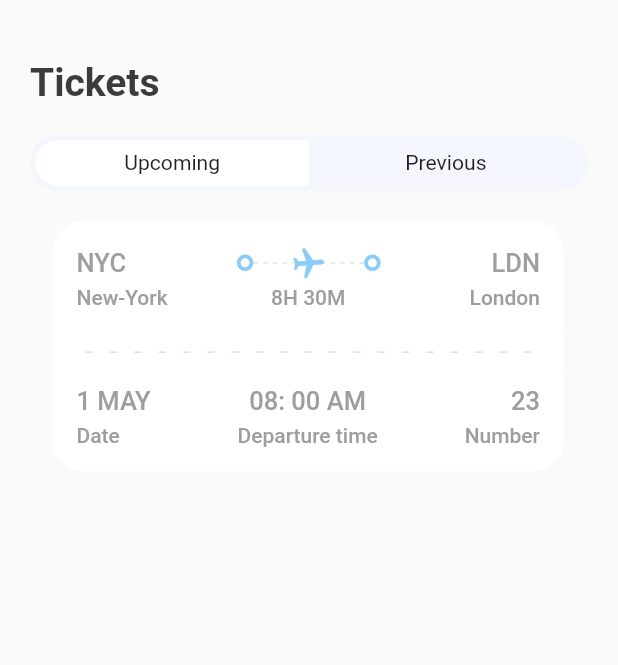
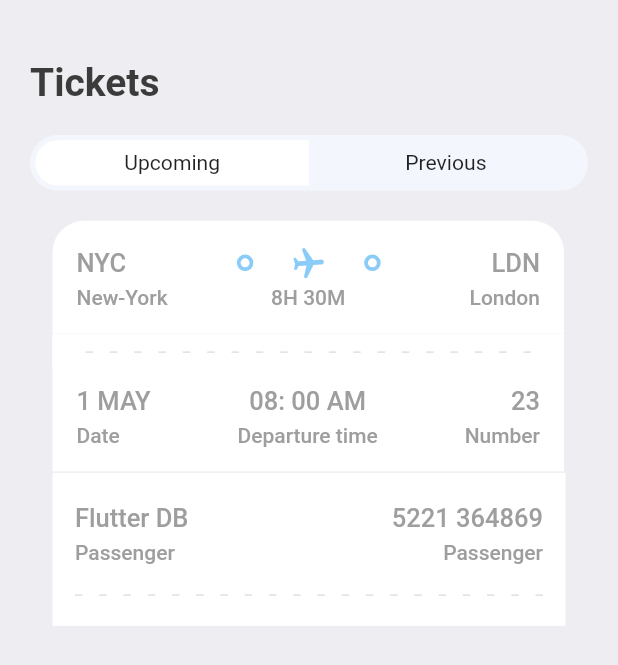
Before and after one commit to thutasann/booking-ticket, a Flutter app: the TicketScreen screen opened directly, on a phone screen of 412 x 824 dp. Shown: the top 665 px of the screen. Run offline on Flutter 3.47's test engine with Material 2 defaults, Android fonts, the light colour scheme and no system bars; our stand-ins replace fluentui_icons, gap, get.

Commit message:
Chore: Refactor Ticket View

```diff
--- a/lib/screens/ticket_screen.dart
+++ b/lib/screens/ticket_screen.dart
@@ -2,6 +2,8 @@ import 'package:book_ticket/utils/app_info_list.dart';
 import 'package:book_ticket/utils/app_layout.dart';
 import 'package:book_ticket/utils/app_styles.dart';
 import 'package:book_ticket/views/ticket_view.dart';
+import 'package:book_ticket/widgets/column_layout.dart';
+import 'package:book_ticket/widgets/layout_builder_widget.dart';
 import 'package:book_ticket/widgets/ticket_tabs.dart';
 import 'package:flutter/cupertino.dart';
 import 'package:flutter/material.dart';
@@ -16,6 +18,7 @@ class TicketScreen extends StatelessWidget {
 
     return SafeArea(
       child: Scaffold(
+        backgroundColor: Styles.bgColor,
         body: Stack(
           children: [
             ListView(
@@ -23,6 +26,7 @@ class TicketScreen extends StatelessWidget {
                 horizontal: AppLayout.getHeight(20),
               ),
               children: [
+                // HEADING SECTION
                 Gap(AppLayout.getHeight(40)),
                 Text(
                   "Tickets",
@@ -32,7 +36,7 @@ class TicketScreen extends StatelessWidget {
                 const TicketTabs(firstTab: "Upcoming", secondTab: "Previous"),
                 Gap(AppLayout.getHeight(20)),
 
-                // TICKET UI
+                // TICKET UI SECTION
                 Container(
                   padding: EdgeInsets.only(
                     left: AppLayout.getHeight(15),
@@ -40,6 +44,47 @@ class TicketScreen extends StatelessWidget {
                   child: TicketView(
                     ticket: ticketList[0],
                     isColor: true,
+                  ),
+                ),
+
+                const SizedBox(
+                  height: 1,
+                ),
+
+                // TICKET INFO SECTION
+                Container(
+                  color: Colors.white,
+                  padding: const EdgeInsets.symmetric(
+                    horizontal: 15,
+                    vertical: 20,
+                  ),
+                  margin: const EdgeInsets.symmetric(horizontal: 15),
+                  child: Column(
+                    children: [
+                      Row(
+                        mainAxisAlignment: MainAxisAlignment.spaceBetween,
+                        children: const [
+                          ColumnLayout(
+                            firstText: "Flutter DB",
+                            secondText: "Passenger",
+                            alignment: CrossAxisAlignment.start,
+                            isColor: false,
+                          ),
+                          ColumnLayout(
+                            firstText: "5221 364869",
+                            secondText: "Passenger",
+                            alignment: CrossAxisAlignment.end,
+                            isColor: false,
+                          )
+                        ],
+                      ),
+                      Gap(AppLayout.getHeight(20)),
+                      const LayoutBuilderWidget(
+                        sections: 15,
+                        isColor: false,
+                        width: 5,
+                      ),
+                    ],
                   ),
                 )
               ],
--- a/lib/views/ticket_view.dart
+++ b/lib/views/ticket_view.dart
@@ -1,9 +1,12 @@
 import 'package:book_ticket/utils/app_layout.dart';
 import 'package:book_ticket/utils/app_styles.dart';
+import 'package:book_ticket/widgets/column_layout.dart';
+import 'package:book_ticket/widgets/layout_builder_widget.dart';
 import 'package:book_ticket/widgets/thick_container.dart';
 import 'package:flutter/cupertino.dart';
 import 'package:flutter/material.dart';
 import 'package:gap/gap.dart';
+import 'package:get/get.dart';
 
 class TicketView extends StatelessWidget {
   final Map<String, dynamic> ticket;
@@ -19,7 +22,7 @@ class TicketView extends StatelessWidget {
     final size = AppLayout.getSize(context);
     return SizedBox(
       width: size.width * 0.85,
-      height: AppLayout.getHeight(200),
+      height: AppLayout.getHeight(GetPlatform.isAndroid == true ? 167 : 169),
       child: Container(
         margin: EdgeInsets.only(right: AppLayout.getHeight(16)),
         child: Column(
@@ -56,31 +59,7 @@ class TicketView extends StatelessWidget {
                         child: Stack(children: [
                           SizedBox(
                             height: AppLayout.getHeight(24),
-                            child: LayoutBuilder(
-                              builder: (BuildContext context,
-                                  BoxConstraints constraints) {
-                                return Flex(
-                                  direction: Axis.horizontal,
-                                  mainAxisAlignment:
-                                      MainAxisAlignment.spaceBetween,
-                                  mainAxisSize: MainAxisSize.max,
-                                  children: List.generate(
-                                    (constraints.constrainWidth() / 6).floor(),
-                                    (index) => SizedBox(
-                                      width: 3,
-                                      height: 1,
-                                      child: DecoratedBox(
-                                        decoration: BoxDecoration(
-                                          color: isColor == null
-                                              ? Colors.white
-                                              : Colors.grey.shade300,
-                                        ),
-                                      ),
-                                    ),
-                                  ),
-                                );
-                              },
-                            ),
+                            child: const LayoutBuilderWidget(sections: 6),
                           ),
                           Center(
                             child: Transform.rotate(
@@ -225,9 +204,9 @@ class TicketView extends StatelessWidget {
             Container(
               decoration: BoxDecoration(
                 color: isColor == null ? Styles.orangeColor : Colors.white,
-                borderRadius: const BorderRadius.only(
-                  bottomLeft: Radius.circular(21),
-                  bottomRight: Radius.circular(21),
+                borderRadius: BorderRadius.only(
+                  bottomLeft: Radius.circular(isColor == null ? 21 : 0),
+                  bottomRight: Radius.circular(isColor == null ? 21 : 0),
                 ),
               ),
               padding: const EdgeInsets.only(
@@ -241,71 +220,24 @@ class TicketView extends StatelessWidget {
                   Row(
                     mainAxisAlignment: MainAxisAlignment.spaceBetween,
                     children: [
-                      Column(
-                        crossAxisAlignment: CrossAxisAlignment.start,
-                        children: [
-                          Text(
-                            ticket['date'],
-                            style: isColor == null
-                                ? Styles.headLineStyle3.copyWith(
-                                    color: Colors.white,
-                                  )
-                                : Styles.headLineStyle3,
-                          ),
-                          const Gap(5),
-                          Text(
-                            "Date",
-                            style: isColor == null
-                                ? Styles.headLineStyle4.copyWith(
-                                    color: Colors.white,
-                                  )
-                                : Styles.headLineStyle4,
-                          )
-                        ],
+                      ColumnLayout(
+                        firstText: ticket['date'],
+                        secondText: "Date",
+                        alignment: CrossAxisAlignment.start,
+                        isColor: false,
                       ),
-                      Column(
-                        children: [
-                          Text(
-                            ticket['departure_time'],
-                            style: isColor == null
-                                ? Styles.headLineStyle3.copyWith(
-                                    color: Colors.white,
-                                  )
-                                : Styles.headLineStyle3,
-                          ),
-                          const Gap(5),
-                          Text(
-                            "Departure time",
-                            style: isColor == null
-                                ? Styles.headLineStyle4.copyWith(
-                                    color: Colors.white,
-                                  )
-                                : Styles.headLineStyle4,
-                          ),
-                        ],
+                      ColumnLayout(
+                        firstText: ticket['departure_time'],
+                        secondText: "Departure time",
+                        alignment: CrossAxisAlignment.center,
+                        isColor: false,
                       ),
-                      Column(
-                        crossAxisAlignment: CrossAxisAlignment.end,
-                        children: [
-                          Text(
-                            ticket['number'].toString(),
-                            style: isColor == null
-                                ? Styles.headLineStyle3.copyWith(
-                                    color: Colors.white,
-                                  )
-                                : Styles.headLineStyle3,
-                          ),
-                          const Gap(5),
-                          Text(
-                            "Number",
-                            style: isColor == null
-                                ? Styles.headLineStyle4.copyWith(
-                                    color: Colors.white,
-                                  )
-                                : Styles.headLineStyle4,
-                          )
-                        ],
-                      )
+                      ColumnLayout(
+                        firstText: ticket['number'].toString(),
+                        secondText: "Number",
+                        alignment: CrossAxisAlignment.end,
+                        isColor: false,
+                      ),
                     ],
                   ),
                 ],
--- /dev/null
+++ b/lib/widgets/column_layout.dart
@@ -0,0 +1,42 @@
+import 'package:book_ticket/utils/app_layout.dart';
+import 'package:book_ticket/utils/app_styles.dart';
+import 'package:flutter/cupertino.dart';
+import 'package:flutter/material.dart';
+import 'package:gap/gap.dart';
+
+class ColumnLayout extends StatelessWidget {
+  final CrossAxisAlignment alignment;
+  final String firstText;
+  final String secondText;
+  final bool? isColor;
+
+  const ColumnLayout({
+    Key? key,
+    required this.firstText,
+    required this.secondText,
+    required this.alignment,
+    this.isColor,
+  }) : super(key: key);
+
+  @override
+  Widget build(BuildContext context) {
+    return Column(
+      crossAxisAlignment: alignment,
+      children: [
+        Text(
+          firstText,
+          style: isColor == null
+              ? Styles.headLineStyle3.copyWith(color: Colors.white)
+              : Styles.headLineStyle3,
+        ),
+        Gap(AppLayout.getHeight(5)),
+        Text(
+          secondText,
+          style: isColor == null
+              ? Styles.headLineStyle4.copyWith(color: Colors.white)
+              : Styles.headLineStyle4,
+        )
+      ],
+    );
+  }
+}
--- /dev/null
+++ b/lib/widgets/layout_builder_widget.dart
@@ -0,0 +1,39 @@
+import 'package:flutter/cupertino.dart';
+import 'package:flutter/material.dart';
+
+class LayoutBuilderWidget extends StatelessWidget {
+  final bool? isColor;
+  final int sections;
+  final double width;
+  const LayoutBuilderWidget({
+    Key? key,
+    this.isColor,
+    required this.sections,
+    this.width = 3,
+  }) : super(key: key);
+
+  @override
+  Widget build(BuildContext context) {
+    return LayoutBuilder(
+      builder: (BuildContext context, BoxConstraints constraints) {
+        return Flex(
+          direction: Axis.horizontal,
+          mainAxisAlignment: MainAxisAlignment.spaceBetween,
+          mainAxisSize: MainAxisSize.max,
+          children: List.generate(
+            (constraints.constrainWidth() / sections).floor(),
+            (index) => SizedBox(
+              width: width,
+              height: 1,
+              child: DecoratedBox(
+                decoration: BoxDecoration(
+                  color: isColor == null ? Colors.white : Colors.grey.shade300,
+                ),
+              ),
+            ),
+          ),
+        );
+      },
+    );
+  }
+}
```
